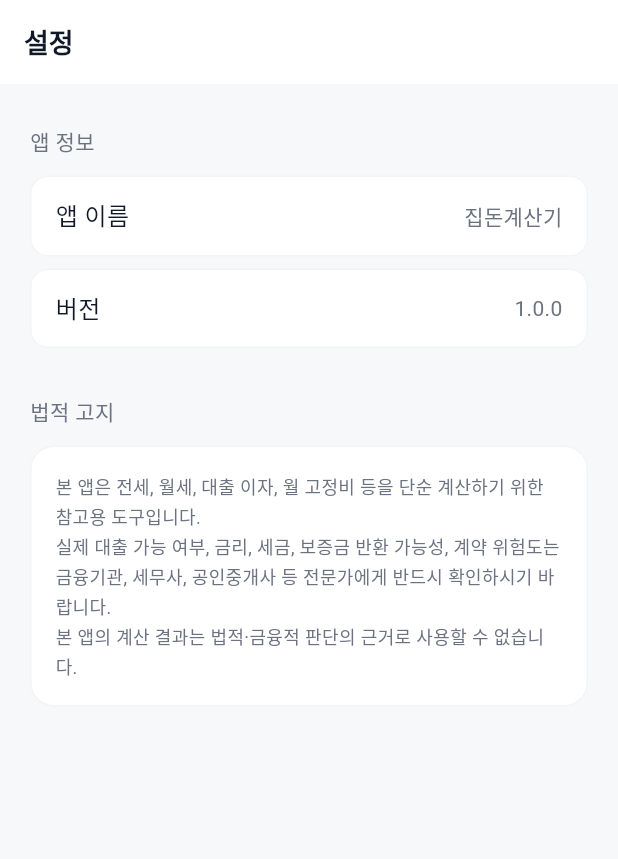
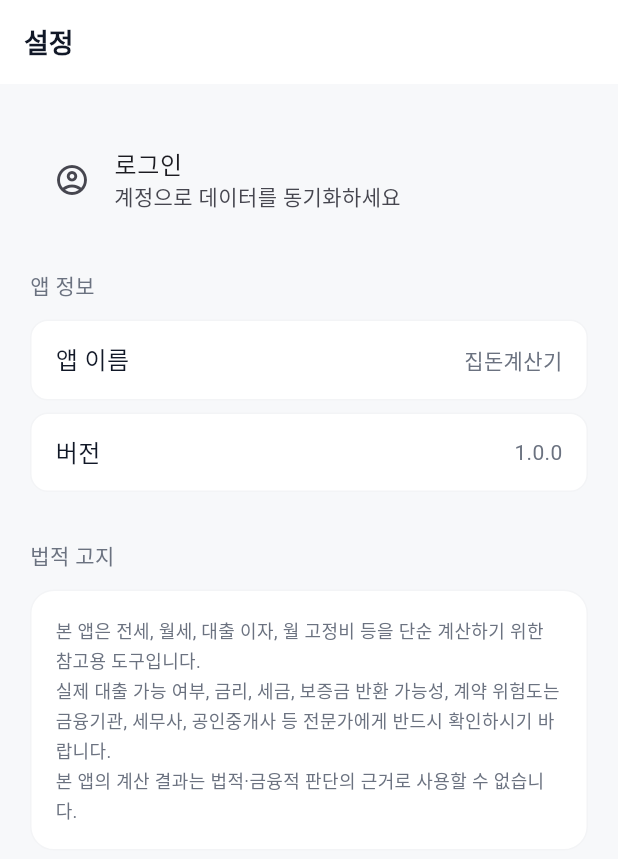
Before and after one commit to sungals/AI_MyHouseMoneyCalculator, a Flutter app: the SettingsScreen screen opened by its route, on a phone screen of 412 x 824 dp. Shown: the top 859 px of the screen. Run offline on Flutter 3.47's test engine with Material 3 defaults, Android fonts, the phone set to English and light mode, and no system bars; our stand-ins replace fl_chart, flutter_riverpod, go_router, hive, hive_flutter, screenshot and 2 more; accounts and stored records are empty.

Commit message:
feat: add login route and account section in settings

```diff
--- a/lib/features/settings/settings_screen.dart
+++ b/lib/features/settings/settings_screen.dart
@@ -1,14 +1,20 @@
 import 'package:flutter/material.dart';
+import 'package:flutter_riverpod/flutter_riverpod.dart';
+import 'package:go_router/go_router.dart';
 import '../../core/constants/app_constants.dart';
 import '../../core/constants/disclaimer_texts.dart';
 import '../../core/theme/app_colors.dart';
 import '../../core/theme/app_text_styles.dart';
+import '../auth/auth_notifier.dart';
+import '../auth/auth_state.dart';
 
-class SettingsScreen extends StatelessWidget {
+class SettingsScreen extends ConsumerWidget {
   const SettingsScreen({super.key});
 
   @override
-  Widget build(BuildContext context) {
+  Widget build(BuildContext context, WidgetRef ref) {
+    final authState = ref.watch(authNotifierProvider);
+
     return Scaffold(
       backgroundColor: AppColors.background,
       appBar: AppBar(title: const Text('설정')),
@@ -18,6 +24,8 @@ class SettingsScreen extends StatelessWidget {
           crossAxisAlignment: CrossAxisAlignment.start,
           children: [
             const SizedBox(height: 8),
+            _AccountSection(authState: authState, ref: ref),
+            const SizedBox(height: 24),
             const _SectionHeader('앱 정보'),
             const _InfoTile(label: '앱 이름', value: AppConstants.appName),
             const _InfoTile(label: '버전', value: '1.0.0'),
@@ -36,6 +44,54 @@ class SettingsScreen extends StatelessWidget {
         ),
       ),
     );
+  }
+}
+
+class _AccountSection extends StatelessWidget {
+  final AppAuthState authState;
+  final WidgetRef ref;
+
+  const _AccountSection({
+    required this.authState,
+    required this.ref,
+  });
+
+  @override
+  Widget build(BuildContext context) {
+    if (authState is AppAuthAuthenticated) {
+      final userId = (authState as AppAuthAuthenticated).userId;
+      return ListTile(
+        leading: const Icon(Icons.account_circle),
+        title: const Text('로그인됨'),
+        subtitle: Text(userId),
+        trailing: TextButton(
+          onPressed: () {
+            ref.read(authNotifierProvider.notifier).signOut();
+          },
+          child: const Text('로그아웃'),
+        ),
+      );
+    } else if (authState is AppAuthLoading) {
+      return const ListTile(
+        leading: CircularProgressIndicator.adaptive(),
+        title: Text('처리 중...'),
+      );
+    } else if (authState is AppAuthError) {
+      final errorMessage = (authState as AppAuthError).message;
+      return ListTile(
+        leading: const Icon(Icons.error_outline),
+        title: const Text('오류 발생'),
+        subtitle: Text(errorMessage),
+      );
+    } else {
+      // AppAuthUnauthenticated
+      return ListTile(
+        leading: const Icon(Icons.account_circle_outlined),
+        title: const Text('로그인'),
+        subtitle: const Text('계정으로 데이터를 동기화하세요'),
+        onTap: () => context.push('/login'),
+      );
+    }
   }
 }
 
--- a/lib/router/app_router.dart
+++ b/lib/router/app_router.dart
@@ -10,6 +10,7 @@ import '../features/history/history_screen.dart';
 import '../features/history/history_detail_screen.dart';
 import '../features/settings/settings_screen.dart';
 import '../features/tax_deduction/tax_deduction_screen.dart';
+import '../features/auth/login_screen.dart';
 
 class AppRouter {
   AppRouter._();
@@ -67,6 +68,10 @@ class AppRouter {
         path: '/settings',
         builder: (context, state) => const SettingsScreen(),
       ),
+      GoRoute(
+        path: '/login',
+        builder: (context, state) => const LoginScreen(),
+      ),
     ],
   );
 }
```
